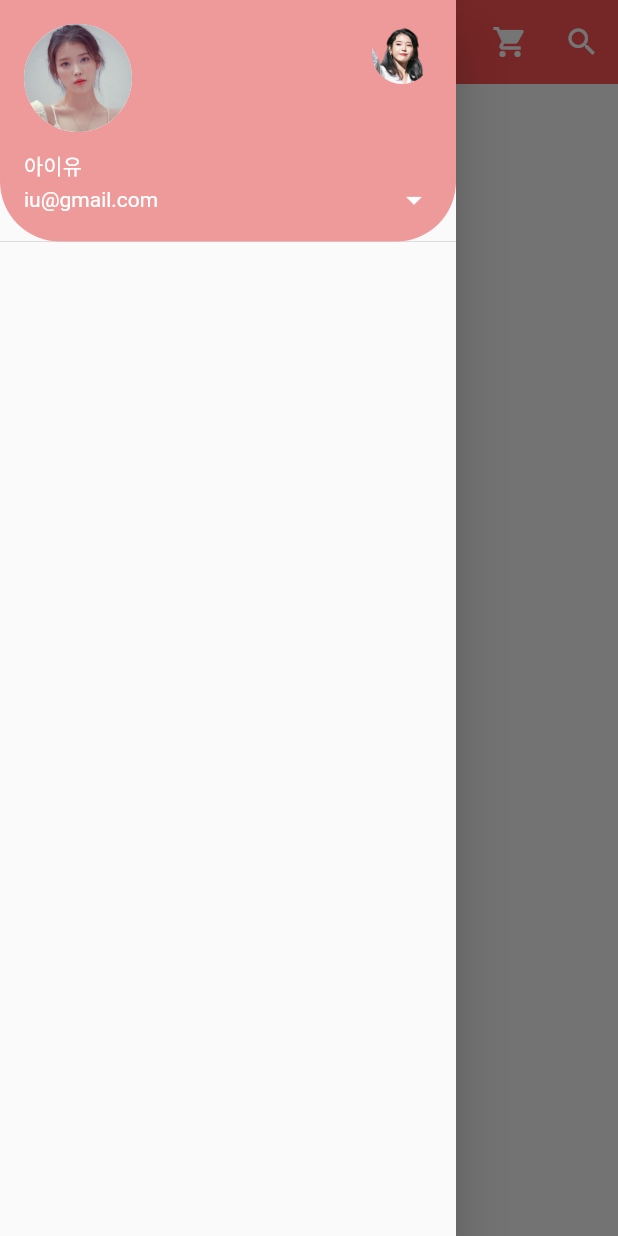
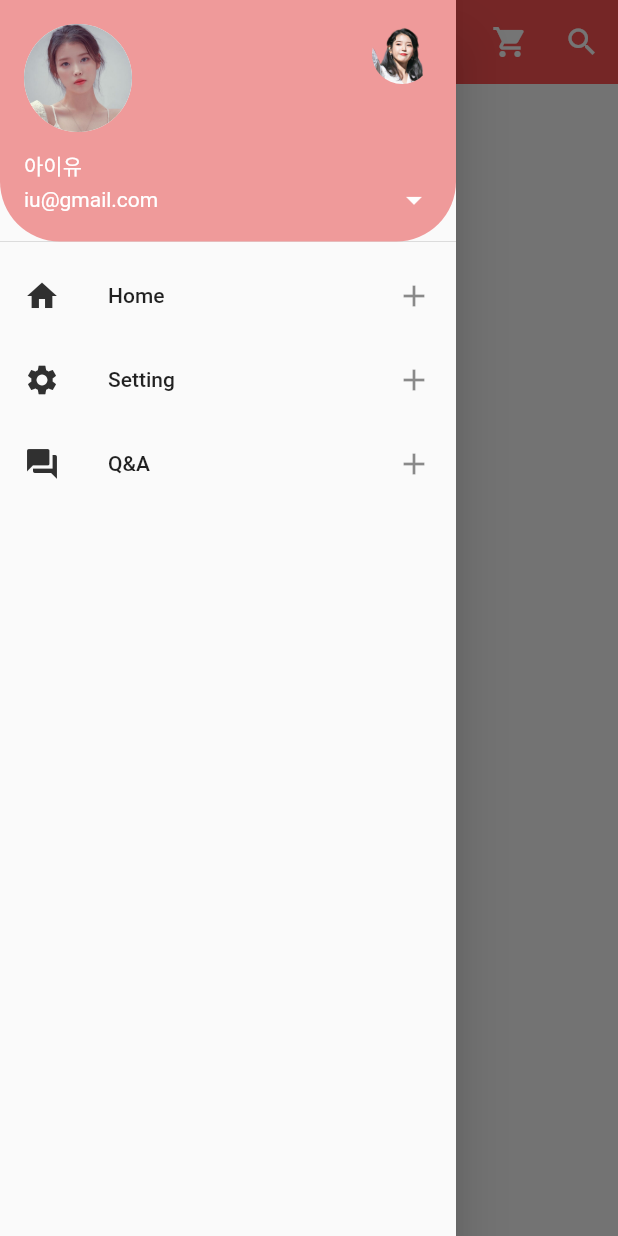
Before and after one commit to bluemiv/flutter_study, a Flutter app: the screen it shows after launch, with the side drawer open, on a phone screen of 412 x 824 dp. Run offline on Flutter 3.47's test engine with Material 2 defaults, Android fonts, the phone set to English and light mode, and no system bars.

Commit message:
drawer app

```diff
--- a/drawer/lib/main.dart
+++ b/drawer/lib/main.dart
@@ -69,9 +69,41 @@ class HomePage extends StatelessWidget {
                   bottomLeft: Radius.circular(40.0)
                 ),
               ),
+            ),
+            // List Tile 구현
+            ListTile(
+              leading: Icon(
+                Icons.home,
+                color: Colors.grey[850],
+              ),
+              title: const Text("Home"),
+              onTap: () => {
+                print("home button clicked")
+              },
+              trailing: const Icon(Icons.add),
+            ),
+            ListTile(
+              leading: Icon(
+                Icons.settings,
+                color: Colors.grey[850],
+              ),
+              title: const Text("Setting"),
+              onTap: () => {
+                print("Settings button clicked")
+              },
+              trailing: const Icon(Icons.add),
+            ),
+            ListTile(
+              leading: Icon(
+                Icons.question_answer,
+                color: Colors.grey[850],
+              ),
+              title: const Text("Q&A"),
+              onTap: () => {
+                print("Q&A button clicked")
+              },
+              trailing: const Icon(Icons.add),
             )
-
-            // List Tile 구현
           ],
         ),
       ),
```
